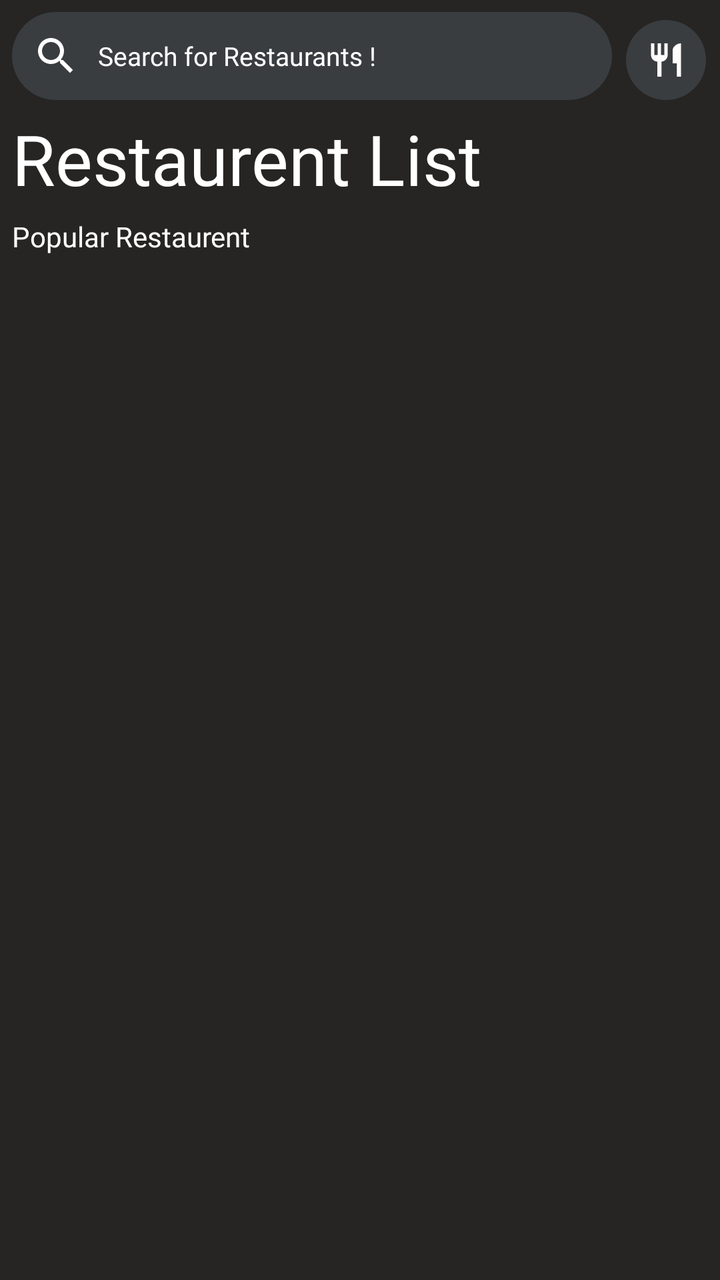
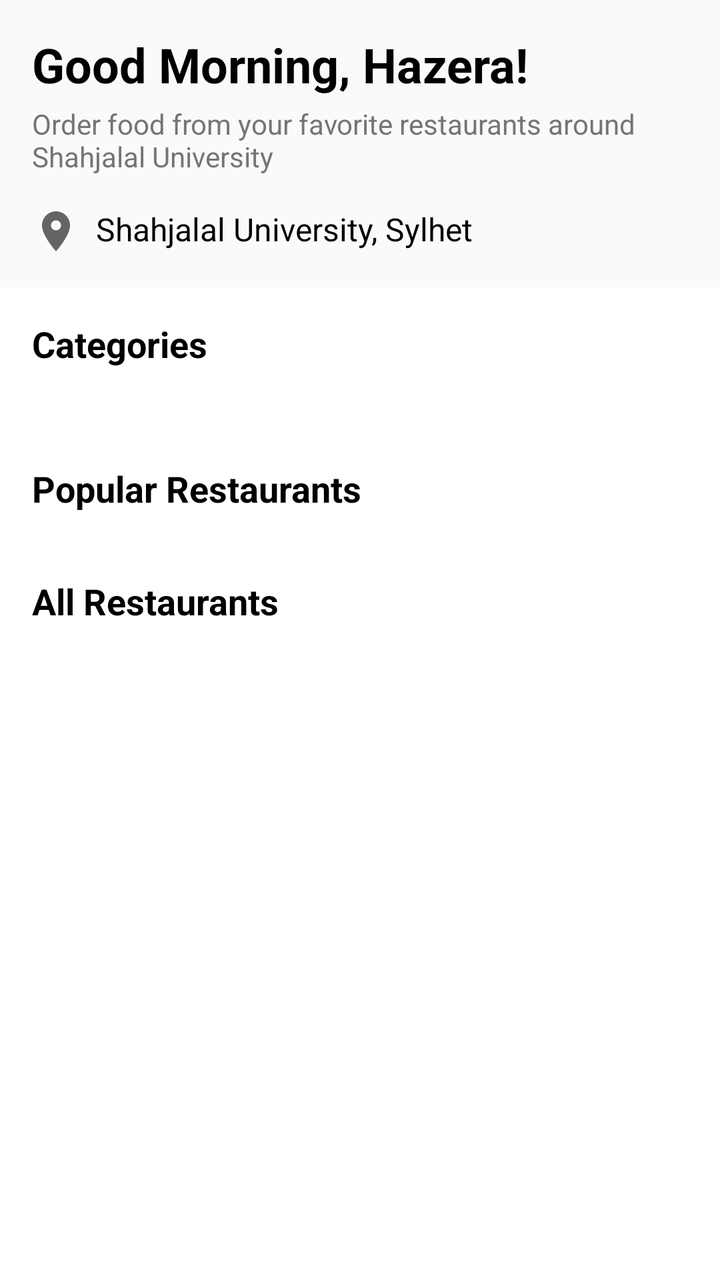

The first picture is an Android layout as it rendered before a commit; the second is the same layout after the commit. The layout source and the unified diff follow.
<!-- AndroidManifest.xml: application theme Theme.EatNow -->
<!-- res/layout/fragment_home.xml -->
<?xml version="1.0" encoding="utf-8"?>
<androidx.core.widget.NestedScrollView xmlns:android="http://schemas.android.com/apk/res/android"
    xmlns:app="http://schemas.android.com/apk/res-auto"
    xmlns:tools="http://schemas.android.com/tools"
    android:layout_width="match_parent"
    android:layout_height="match_parent"
    tools:context=".ui.home.HomeFragment"
    android:background="@color/mediumGray">

    <androidx.constraintlayout.widget.ConstraintLayout
        android:layout_width="match_parent"
        android:layout_height="wrap_content">

        <EditText
            android:id="@+id/editText5"
            android:layout_width="300dp"
            android:layout_height="wrap_content"
            android:layout_margin="6dp"
            android:background="@drawable/search_bg"
            android:drawableStart="@drawable/baseline_search_24"
            android:drawablePadding="9dp"
            android:fontFamily="@font/amita"
            android:hint="Search for Restaurants !"
            android:padding="10dp"
            android:textColor="@color/white"
            android:textColorHint="@color/white"
            android:textSize="13sp"
            app:layout_constraintStart_toStartOf="parent"
            app:layout_constraintTop_toTopOf="parent" />

        <ImageView
            android:layout_width="40dp"
            android:layout_height="40dp"
            android:background="@drawable/search_bg"
            android:padding="10dp"
            android:src="@drawable/baseline_restaurant_24"
            app:layout_constraintBottom_toBottomOf="@+id/editText5"
            app:layout_constraintEnd_toEndOf="parent"
            app:layout_constraintStart_toEndOf="@+id/editText5" />

        <TextView
            android:id="@+id/textView4"
            android:layout_width="wrap_content"
            android:layout_height="wrap_content"
            android:layout_margin="6dp"
            android:fontFamily="@font/amarante"
            android:text="Restaurent List"
            android:textColor="@color/white"
            android:textSize="35sp"
            app:layout_constraintStart_toStartOf="parent"
            app:layout_constraintTop_toBottomOf="@+id/editText5" />

        <TextView
            android:id="@+id/textView8"
            android:layout_width="wrap_content"
            android:layout_height="wrap_content"
            android:layout_margin="6dp"
            android:layout_marginLeft="6dp"
            android:fontFamily="@font/amarante"
            android:text="Popular Restaurent"
            android:textColor="@color/white"
            app:layout_constraintStart_toStartOf="parent"
            app:layout_constraintTop_toBottomOf="@+id/textView4" />

        <androidx.recyclerview.widget.RecyclerView
            android:id="@+id/home_hor_rec"
            android:layout_width="match_parent"
            android:layout_height="wrap_content"
            android:layout_margin="6dp"
            app:layout_constraintEnd_toEndOf="parent"
            app:layout_constraintStart_toStartOf="parent"
            app:layout_constraintTop_toBottomOf="@+id/textView8" />



    </androidx.constraintlayout.widget.ConstraintLayout>



</androidx.core.widget.NestedScrollView>
<!-- resources referenced by this layout -->
<resources>
  <color name="mediumGray">#262523</color>
  <color name="white">#FFFFFFFF</color>
  <!-- drawable baseline_restaurant_24 (drawable) -->
  <vector xmlns:android="http://schemas.android.com/apk/res/android" android:height="24dp" android:tint="#FFFEFE" android:viewportHeight="24" android:viewportWidth="24" android:width="24dp">
        
      <path android:fillColor="@android:color/white" android:pathData="M11,9L9,9L9,2L7,2v7L5,9L5,2L3,2v7c0,2.12 1.66,3.84 3.75,3.97L6.75,22h2.5v-9.03C11.34,12.84 13,11.12 13,9L13,2h-2v7zM16,6v8h2.5v8L21,22L21,2c-2.76,0 -5,2.24 -5,4z"/>
      
  </vector>
  <!-- drawable baseline_search_24 (drawable) -->
  <vector xmlns:android="http://schemas.android.com/apk/res/android" android:height="24dp" android:tint="#FFFEFE" android:viewportHeight="24" android:viewportWidth="24" android:width="24dp">
        
      <path android:fillColor="@android:color/white" android:pathData="M15.5,14h-0.79l-0.28,-0.27C15.41,12.59 16,11.11 16,9.5 16,5.91 13.09,3 9.5,3S3,5.91 3,9.5 5.91,16 9.5,16c1.61,0 3.09,-0.59 4.23,-1.57l0.27,0.28v0.79l5,4.99L20.49,19l-4.99,-5zM9.5,14C7.01,14 5,11.99 5,9.5S7.01,5 9.5,5 14,7.01 14,9.5 11.99,14 9.5,14z"/>
      
  </vector>
  <!-- drawable search_bg (drawable) -->
  <?xml version="1.0" encoding="utf-8"?>
  <shape xmlns:android="http://schemas.android.com/apk/res/android">
  
      <solid android:color="@color/gray"/>
      <corners android:radius="50dp"/>
  </shape>
  <style name="Theme.EatNow" parent="Theme.MaterialComponents.DayNight.NoActionBar">
          
          <item name="colorPrimary">@color/purple_500</item>
          <item name="colorPrimaryVariant">@color/purple_700</item>
          <item name="colorOnPrimary">@color/white</item>
          
          <item name="colorSecondary">@color/teal_200</item>
          <item name="colorSecondaryVariant">@color/teal_700</item>
          <item name="colorOnSecondary">@color/black</item>
          
          <item name="android:statusBarColor">?attr/colorPrimaryVariant</item>
          
      </style>
  <color name="gray">#393d40</color>
  <color name="purple_500">#FF5353</color>
  <color name="purple_700">#FF5353</color>
  <color name="teal_200">#FF03DAC5</color>
  <color name="teal_700">#FF018786</color>
  <color name="black">#FF000000</color>
</resources>

<!-- the commit's change to res/layout/fragment_home.xml (unified diff, before → after) -->
@@ -4,77 +4,110 @@
     xmlns:tools="http://schemas.android.com/tools"
     android:layout_width="match_parent"
     android:layout_height="match_parent"
-    tools:context=".ui.home.HomeFragment"
-    android:background="@color/mediumGray">
+    android:background="@color/white"
+    tools:context=".ui.home.HomeFragment">
 
-    <androidx.constraintlayout.widget.ConstraintLayout
+    <LinearLayout
         android:layout_width="match_parent"
-        android:layout_height="wrap_content">
+        android:layout_height="wrap_content"
+        android:orientation="vertical">
 
-        <EditText
-            android:id="@+id/editText5"
-            android:layout_width="300dp"
+        
+        <LinearLayout
+            android:layout_width="match_parent"
             android:layout_height="wrap_content"
-            android:layout_margin="6dp"
-            android:background="@drawable/search_bg"
-            android:drawableStart="@drawable/baseline_search_24"
-            android:drawablePadding="9dp"
-            android:fontFamily="@font/amita"
-            android:hint="Search for Restaurants !"
-            android:padding="10dp"
-            android:textColor="@color/white"
-            android:textColorHint="@color/white"
-            android:textSize="13sp"
-            app:layout_constraintStart_toStartOf="parent"
-            app:layout_constraintTop_toTopOf="parent" />
+            android:orientation="vertical"
+            android:padding="16dp"
+            android:background="@color/grey_50">
 
-        <ImageView
-            android:layout_width="40dp"
-            android:layout_height="40dp"
-            android:background="@drawable/search_bg"
-            android:padding="10dp"
-            android:src="@drawable/baseline_restaurant_24"
-            app:layout_constraintBottom_toBottomOf="@+id/editText5"
-            app:layout_constraintEnd_toEndOf="parent"
-            app:layout_constraintStart_toEndOf="@+id/editText5" />
+            <TextView
+                android:id="@+id/greeting_text"
+                android:layout_width="match_parent"
+                android:layout_height="wrap_content"
+                android:text="Good Morning, Hazera!"
+                android:textSize="24sp"
+                android:textStyle="bold"
+                android:textColor="@color/black"/>
 
+            <TextView
+                android:layout_width="match_parent"
+                android:layout_height="wrap_content"
+                android:text="Order food from your favorite restaurants around Shahjalal University"
+                android:textSize="14sp"
+                android:textColor="@color/grey_600"
+                android:layout_marginTop="4dp"/>
+
+            <TextView
+                android:id="@+id/location_text"
+                android:layout_width="match_parent"
+                android:layout_height="wrap_content"
+                android:text="Shahjalal University, Sylhet"
+                android:drawableStart="@drawable/ic_location"
+                android:drawablePadding="8dp"
+                android:textSize="16sp"
+                android:textColor="@color/black"
+                android:layout_marginTop="16dp"/>
+        </LinearLayout>
+
+        
         <TextView
-            android:id="@+id/textView4"
-            android:layout_width="wrap_content"
+            android:layout_width="match_parent"
             android:layout_height="wrap_content"
-            android:layout_margin="6dp"
-            android:fontFamily="@font/amarante"
-            android:text="Restaurent List"
-            android:textColor="@color/white"
-            android:textSize="35sp"
-            app:layout_constraintStart_toStartOf="parent"
-            app:layout_constraintTop_toBottomOf="@+id/editText5" />
+            android:text="Categories"
+            android:textSize="18sp"
+            android:textStyle="bold"
+            android:textColor="@color/black"
+            android:padding="16dp"/>
 
+        <HorizontalScrollView
+            android:layout_width="match_parent"
+            android:layout_height="wrap_content"
+            android:scrollbars="none">
+
+            <com.google.android.material.chip.ChipGroup
+                android:id="@+id/category_chip_group"
+                android:layout_width="wrap_content"
+                android:layout_height="wrap_content"
+                android:padding="8dp"
+                app:singleSelection="true"
+                app:singleLine="true"/>
+        </HorizontalScrollView>
+
+        
         <TextView
-            android:id="@+id/textView8"
-            android:layout_width="wrap_content"
+            android:layout_width="match_parent"
             android:layout_height="wrap_content"
-            android:layout_margin="6dp"
-            android:layout_marginLeft="6dp"
-            android:fontFamily="@font/amarante"
-            android:text="Popular Restaurent"
-            android:textColor="@color/white"
-            app:layout_constraintStart_toStartOf="parent"
-            app:layout_constraintTop_toBottomOf="@+id/textView4" />
+            android:text="Popular Restaurants"
+            android:textSize="18sp"
+            android:textStyle="bold"
+            android:textColor="@color/black"
+            android:padding="16dp"/>
 
         <androidx.recyclerview.widget.RecyclerView
-            android:id="@+id/home_hor_rec"
+            android:id="@+id/popular_restaurants_recycler"
             android:layout_width="match_parent"
             android:layout_height="wrap_content"
-            android:layout_margin="6dp"
-            app:layout_constraintEnd_toEndOf="parent"
-            app:layout_constraintStart_toStartOf="parent"
-            app:layout_constraintTop_toBottomOf="@+id/textView8" />
+            android:clipToPadding="false"
+            android:paddingStart="8dp"
+            android:paddingEnd="8dp"/>
 
+        
+        <TextView
+            android:layout_width="match_parent"
+            android:layout_height="wrap_content"
+            android:text="All Restaurants"
+            android:textSize="18sp"
+            android:textStyle="bold"
+            android:textColor="@color/black"
+            android:padding="16dp"/>
 
+        <androidx.recyclerview.widget.RecyclerView
+            android:id="@+id/all_restaurants_recycler"
+            android:layout_width="match_parent"
+            android:layout_height="wrap_content"
+            android:clipToPadding="false"
+            android:padding="8dp"/>
 
-    </androidx.constraintlayout.widget.ConstraintLayout>
-
-
+    </LinearLayout>
 
 </androidx.core.widget.NestedScrollView>
<!-- resource entries referenced after the edit -->
@@ -1,26 +1,17 @@
 <!-- resources referenced by this layout -->
 <resources>
-  <color name="mediumGray">#262523</color>
   <color name="white">#FFFFFFFF</color>
-  <!-- drawable baseline_restaurant_24 (drawable) -->
-  <vector xmlns:android="http://schemas.android.com/apk/res/android" android:height="24dp" android:tint="#FFFEFE" android:viewportHeight="24" android:viewportWidth="24" android:width="24dp">
-        
-      <path android:fillColor="@android:color/white" android:pathData="M11,9L9,9L9,2L7,2v7L5,9L5,2L3,2v7c0,2.12 1.66,3.84 3.75,3.97L6.75,22h2.5v-9.03C11.34,12.84 13,11.12 13,9L13,2h-2v7zM16,6v8h2.5v8L21,22L21,2c-2.76,0 -5,2.24 -5,4z"/>
-      
+  <!-- drawable ic_location (drawable) -->
+  <vector xmlns:android="http://schemas.android.com/apk/res/android"
+      android:width="24dp"
+      android:height="24dp"
+      android:viewportWidth="24"
+      android:viewportHeight="24"
+      android:tint="?attr/colorControlNormal">
+      <path
+          android:fillColor="@android:color/black"
+          android:pathData="M12,2C8.13,2 5,5.13 5,9c0,5.25 7,13 7,13s7,-7.75 7,-13c0,-3.87 -3.13,-7 -7,-7zM12,11.5c-1.38,0 -2.5,-1.12 -2.5,-2.5s1.12,-2.5 2.5,-2.5 2.5,1.12 2.5,2.5 -1.12,2.5 -2.5,2.5z"/>
   </vector>
-  <!-- drawable baseline_search_24 (drawable) -->
-  <vector xmlns:android="http://schemas.android.com/apk/res/android" android:height="24dp" android:tint="#FFFEFE" android:viewportHeight="24" android:viewportWidth="24" android:width="24dp">
-        
-      <path android:fillColor="@android:color/white" android:pathData="M15.5,14h-0.79l-0.28,-0.27C15.41,12.59 16,11.11 16,9.5 16,5.91 13.09,3 9.5,3S3,5.91 3,9.5 5.91,16 9.5,16c1.61,0 3.09,-0.59 4.23,-1.57l0.27,0.28v0.79l5,4.99L20.49,19l-4.99,-5zM9.5,14C7.01,14 5,11.99 5,9.5S7.01,5 9.5,5 14,7.01 14,9.5 11.99,14 9.5,14z"/>
-      
-  </vector>
-  <!-- drawable search_bg (drawable) -->
-  <?xml version="1.0" encoding="utf-8"?>
-  <shape xmlns:android="http://schemas.android.com/apk/res/android">
-  
-      <solid android:color="@color/gray"/>
-      <corners android:radius="50dp"/>
-  </shape>
   <style name="Theme.EatNow" parent="Theme.MaterialComponents.DayNight.NoActionBar">
           
           <item name="colorPrimary">@color/purple_500</item>
@@ -34,11 +25,12 @@
           <item name="android:statusBarColor">?attr/colorPrimaryVariant</item>
           
       </style>
-  <color name="gray">#393d40</color>
   <color name="purple_500">#FF5353</color>
   <color name="purple_700">#FF5353</color>
   <color name="teal_200">#FF03DAC5</color>
   <color name="teal_700">#FF018786</color>
   <color name="black">#FF000000</color>
+  <color name="grey_50">#FAFAFA</color>
+  <color name="grey_600">#757575</color>
 </resources>
 
